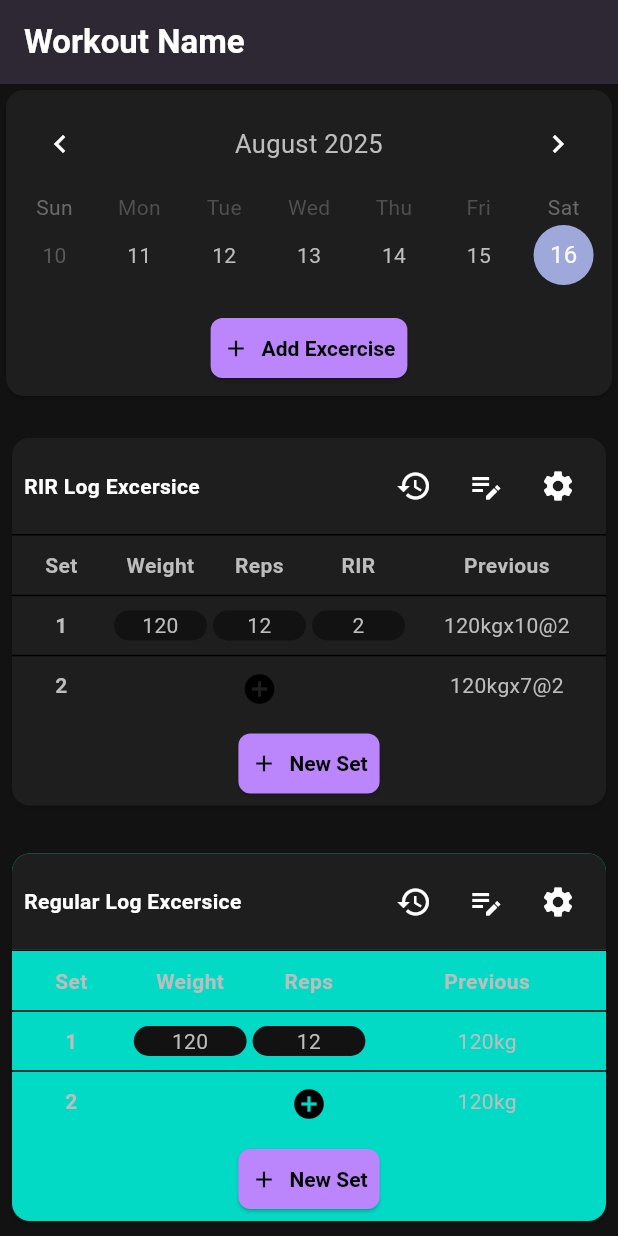
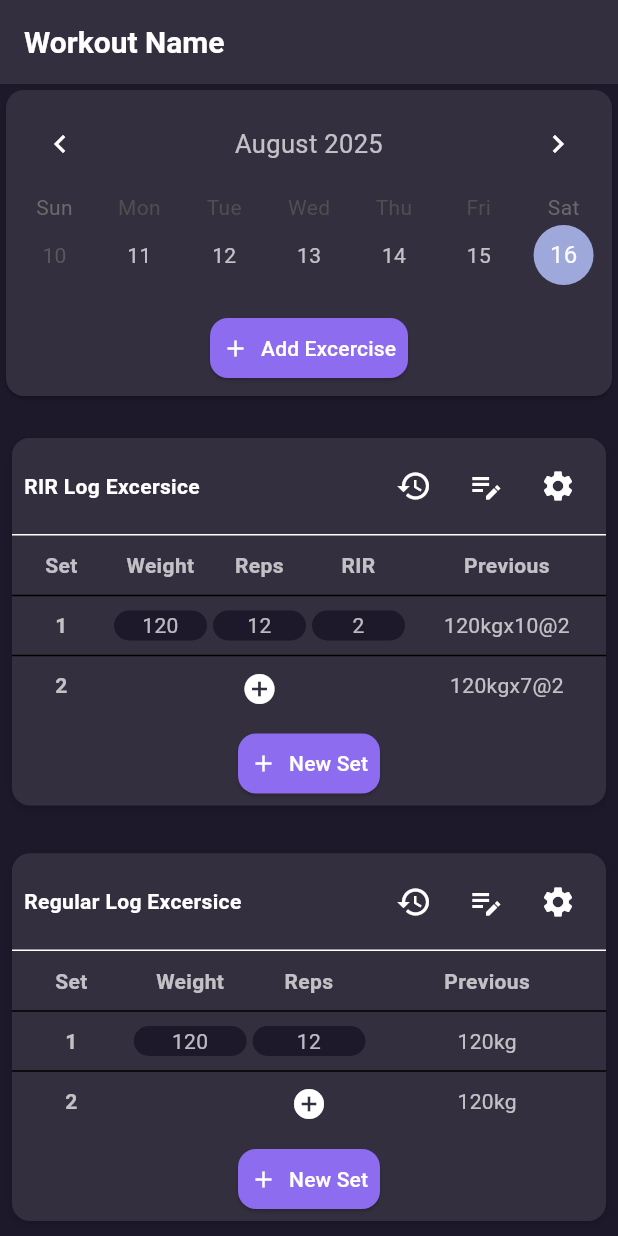
Before and after one commit to diegoZarateFer/gym-tracker-app, a Flutter app: the screen it shows after launch, on a phone screen of 412 x 824 dp. Run offline on Flutter 3.47's test engine with Material 3 defaults, Android fonts, the phone set to English and light mode, and no system bars; drawn by our look-alikes of table_calendar.

Commit message:
refactor<theme>: Refactorizando y mejorando el tema de la app.

```diff
--- /dev/null
+++ b/lib/core/theme/app_theme.dart
@@ -0,0 +1,66 @@
+import 'package:flutter/material.dart';
+
+final ThemeData appTheme = ThemeData(
+  brightness: Brightness.dark,
+  scaffoldBackgroundColor: const Color(0xFF1D182A),
+  colorScheme: const ColorScheme.dark(
+    background: Color(0xFF1D182A),
+    surface: Color(0xFF342F3F),
+    primary: Color(0xFF8E6CEF),
+    secondary: Color(0xFF8E6CEF),
+    onBackground: Colors.white,
+    onSurface: Colors.white,
+    onPrimary: Colors.white,
+    onSecondary: Colors.white,
+  ),
+  appBarTheme: const AppBarTheme(
+    backgroundColor: Color(0xFF342F3F),
+    foregroundColor: Colors.white,
+    elevation: 0,
+    titleTextStyle: TextStyle(
+      color: Colors.white,
+      fontSize: 20,
+      fontWeight: FontWeight.w600,
+    ),
+  ),
+  textTheme: const TextTheme(
+    bodyLarge: TextStyle(color: Colors.white, fontSize: 16),
+    bodyMedium: TextStyle(color: Colors.white70, fontSize: 14),
+    titleLarge: TextStyle(color: Colors.white, fontWeight: FontWeight.bold),
+  ),
+  elevatedButtonTheme: ElevatedButtonThemeData(
+    style: ElevatedButton.styleFrom(
+      backgroundColor: const Color(0xFF8E6CEF),
+      foregroundColor: Colors.white,
+      shape: const RoundedRectangleBorder(
+        borderRadius: BorderRadius.all(Radius.circular(12)),
+      ),
+      padding: const EdgeInsets.symmetric(horizontal: 20, vertical: 14),
+    ),
+  ),
+  iconTheme: const IconThemeData(color: Colors.white),
+  floatingActionButtonTheme: const FloatingActionButtonThemeData(
+    backgroundColor: Color(0xFF8E6CEF),
+    foregroundColor: Colors.white,
+  ),
+  bottomSheetTheme: const BottomSheetThemeData(
+    backgroundColor: Color(0xFF1D182A),
+    elevation: 10,
+    shape: RoundedRectangleBorder(
+      borderRadius: BorderRadius.vertical(top: Radius.circular(24)),
+    ),
+  ),
+  inputDecorationTheme: const InputDecorationTheme(
+    filled: true,
+    fillColor: Color(0xFF342F3F),
+    enabledBorder: OutlineInputBorder(
+      borderSide: BorderSide(color: Color(0xFF342F3F)),
+      borderRadius: BorderRadius.all(Radius.circular(12)),
+    ),
+    focusedBorder: OutlineInputBorder(
+      borderSide:
+          BorderSide(color: Color(0xFF8E6CEF), width: 2),
+      borderRadius: BorderRadius.all(Radius.circular(12)),
+    ),
+  ),
+);
--- a/lib/main.dart
+++ b/lib/main.dart
@@ -1,61 +1,6 @@
 import 'package:flutter/material.dart';
+import 'package:gym_tracker_ui/core/theme/app_theme.dart';
 import 'package:gym_tracker_ui/screens/register_workout.dart';
-
-final ThemeData mainAppTheme = ThemeData(
-  brightness: Brightness.dark,
-  scaffoldBackgroundColor: const Color(0xFF121212),
-  colorScheme: const ColorScheme.dark(
-    primary: Color(0xFFBB86FC),
-    primaryContainer: Color(0xFF3700B3),
-    secondary: Color(0xFF03DAC6),
-    background: Color(0xFF121212),
-    surface: Color(0xFF1E1E1E),
-    error: Color(0xFFCF6679),
-    onPrimary: Color(0xFF000000),
-    onSecondary: Color(0xFF000000),
-    onBackground: Color(0XFFFFFFFF),
-    onSurface: Color(0XFFFFFFFF),
-    onError: Color(0xFF000000),
-  ),
-  appBarTheme: const AppBarTheme(
-    backgroundColor: Color(0xFF1F1F1F),
-    foregroundColor: Colors.white,
-    elevation: 4,
-  ),
-  elevatedButtonTheme: ElevatedButtonThemeData(
-    style: ElevatedButton.styleFrom(
-      backgroundColor: const Color(0xFFBB86FC),
-      foregroundColor: Colors.black,
-      shape: RoundedRectangleBorder(borderRadius: BorderRadius.circular(8)),
-      padding: const EdgeInsets.symmetric(vertical: 14, horizontal: 24),
-      textStyle: const TextStyle(fontWeight: FontWeight.bold),
-    ),
-  ),
-  textButtonTheme: TextButtonThemeData(
-    style: TextButton.styleFrom(
-      foregroundColor: const Color(0xFF03DAC6),
-      textStyle: const TextStyle(fontWeight: FontWeight.w600),
-    ),
-  ),
-  sliderTheme: SliderThemeData(
-    activeTrackColor: const Color(0xFFBB86FC),
-    inactiveTrackColor: Colors.grey[700],
-    thumbColor: const Color(0xFFBB86FC),
-    overlayColor: const Color(0x332B86FC),
-  ),
-  iconTheme: const IconThemeData(color: Colors.white),
-  cardColor: const Color(0xFF1E1E1E),
-  dividerColor: Colors.grey[700],
-  splashColor: const Color(0x33BB86FC),
-  highlightColor: const Color(0x22BB86FC),
-  textTheme: TextTheme(
-    headline6:
-        const TextStyle(color: Colors.white, fontWeight: FontWeight.bold),
-    bodyText1: TextStyle(color: Colors.grey[300]),
-    bodyText2: TextStyle(color: Colors.grey[400]),
-    button: const TextStyle(color: Colors.black),
-  ),
-);
 
 void main() {
   runApp(const MyApp());
@@ -68,7 +13,7 @@ class MyApp extends StatelessWidget {
   Widget build(BuildContext context) {
     return MaterialApp(
       title: 'Flutter Demo',
-      theme: mainAppTheme,
+      theme: appTheme,
       home: const RegisterWorkout(),
     );
   }
--- a/lib/screens/widgets/add_set_cell.dart
+++ b/lib/screens/widgets/add_set_cell.dart
@@ -21,7 +21,6 @@ class AddSetCell extends StatelessWidget {
           child: GestureDetector(
             child: const Icon(
               Icons.add_circle_outlined,
-              color: Colors.black,
             ),
           ),
         ),
--- a/lib/screens/widgets/regular_set_container.dart
+++ b/lib/screens/widgets/regular_set_container.dart
@@ -17,7 +17,7 @@ class RegularSetContainer extends StatelessWidget {
       padding: const EdgeInsets.all(8.0),
       child: Container(
         decoration: BoxDecoration(
-          color: Theme.of(context).colorScheme.secondaryContainer,
+          color: Theme.of(context).colorScheme.surface,
           borderRadius: BorderRadius.circular(12),
           boxShadow: const [
             BoxShadow(
--- a/lib/screens/widgets/rpe_set_container.dart
+++ b/lib/screens/widgets/rpe_set_container.dart
@@ -17,7 +17,7 @@ class RPESetContainer extends StatelessWidget {
       padding: const EdgeInsets.all(8.0),
       child: Container(
         decoration: BoxDecoration(
-          color: Theme.of(context).colorScheme.secondaryContainer,
+          color: Theme.of(context).colorScheme.surface,
           borderRadius: BorderRadius.circular(12),
           boxShadow: const [
             BoxShadow(
```
